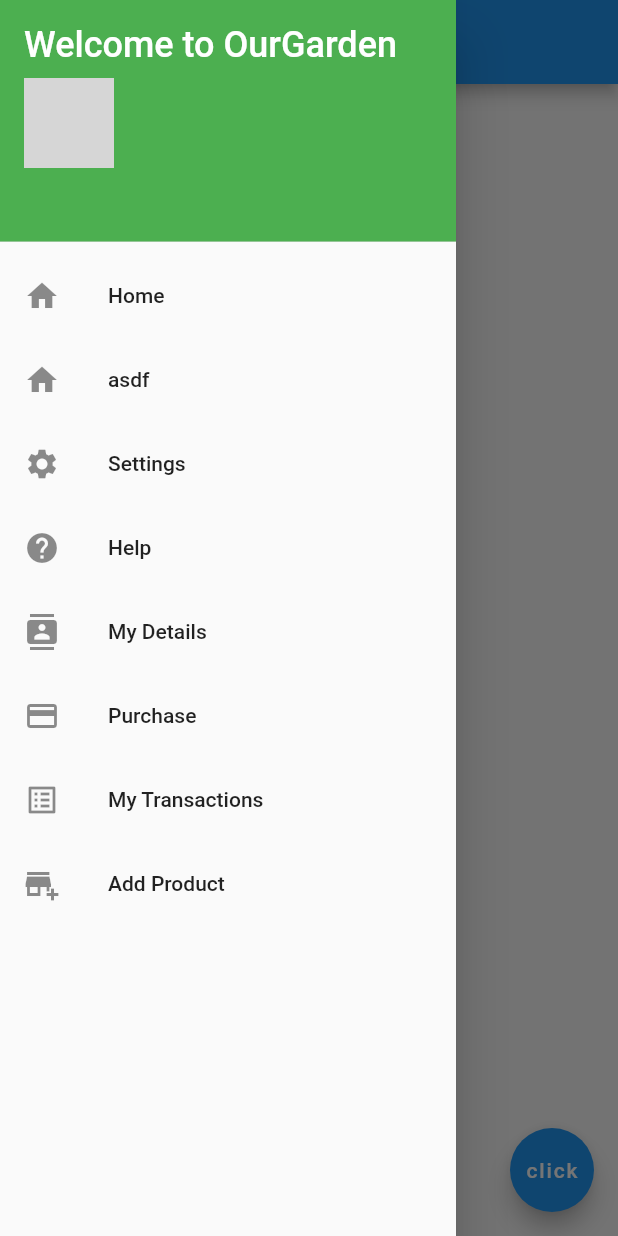
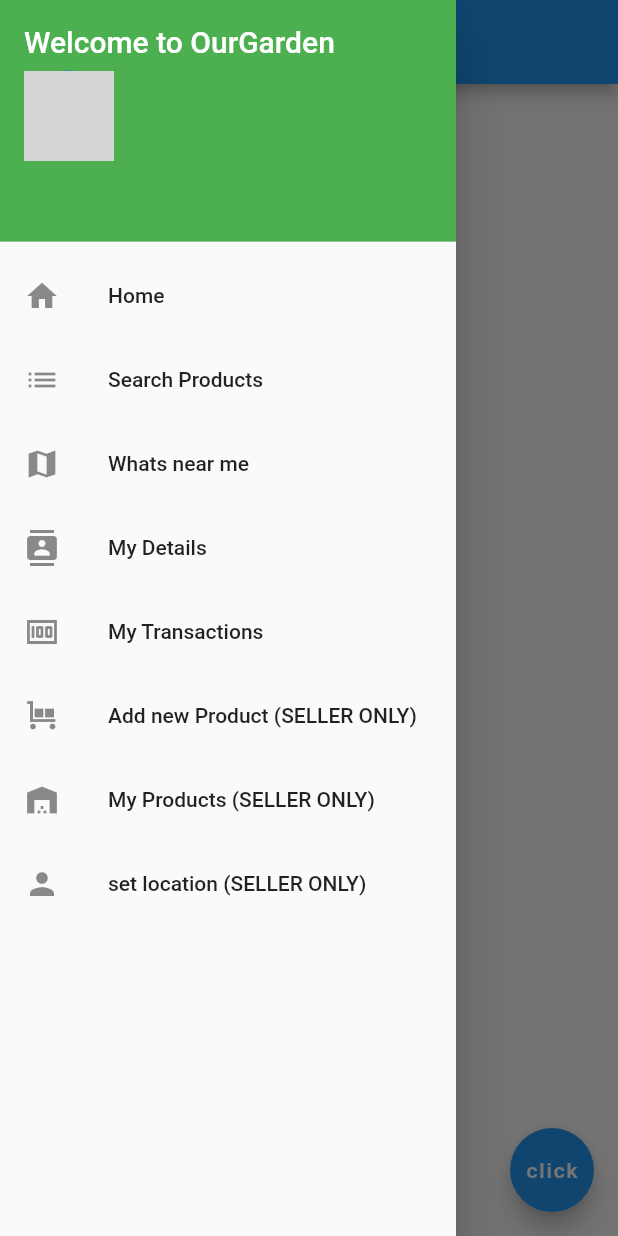
Before and after one commit to CompileErr/OurGardenFlutterFire, a Flutter app: the screen it shows after launch, with the side drawer open, on a phone screen of 412 x 824 dp. Run offline on Flutter 3.47's test engine with Material 2 defaults, Android fonts, the phone set to English and light mode, and no system bars; our stand-ins replace firebase_core; accounts and stored records are empty; grey boxes are pictures that could not be loaded.

Commit message:
updated nav to match pdf - note not all pages are in nav as you cannot go directly to them

```diff
--- a/lib/main.dart
+++ b/lib/main.dart
@@ -1,10 +1,7 @@
 import 'package:flutter/material.dart';
 import 'package:level1version/MyDetailsScreen.dart';
 import 'package:level1version/MyTransactions.dart';
-import 'package:level1version/PurchaseScreen.dart';
 import 'AddProduct.dart';
-import 'settings_screen.dart';
-import 'HelpScreen.dart';
 
 void main() {
   runApp(MaterialApp(
@@ -29,7 +26,7 @@ class Homepage extends StatelessWidget {
                 crossAxisAlignment: CrossAxisAlignment.start,
                 children: <Widget>[
                   Text('Welcome to OurGarden',
-                      style: TextStyle(fontSize: 24, color: Colors.white)),
+                      style: TextStyle(fontSize: 20, color: Colors.white)),
                   SizedBox(height: 8),
                   CircleAvatar(
                     radius: 30,
@@ -48,28 +45,17 @@ class Homepage extends StatelessWidget {
               },
             ),
             ListTile(
-              leading:const Icon(Icons.home),
-              title: const Text('asdf'),
+              leading:const Icon(Icons.list),
+              title: const Text('Search Products'),
               onTap: () {
                 Navigator.pop(context);
               },
             ),
             ListTile(
-              leading:const Icon(Icons.settings),
-              title: const Text('Settings'),
+              leading:const Icon(Icons.map),
+              title: const Text('Whats near me'),
               onTap: () {
                 Navigator.pop(context);
-                Navigator.push(context,
-                    MaterialPageRoute(builder: (context) => SettingsScreen()));
-              },
-            ),
-            ListTile(
-              leading:const Icon(Icons.help),
-              title: const Text('Help'),
-              onTap: () {
-                Navigator.pop(context);
-                Navigator.push(context,
-                    MaterialPageRoute(builder: (context) => HelpScreen()));
               },
             ),
         ListTile(
@@ -82,16 +68,7 @@ class Homepage extends StatelessWidget {
           },
         ),
             ListTile(
-              leading: Icon(Icons.credit_card),
-              title: const Text('Purchase'),
-              onTap: () {
-                Navigator.pop(context);
-                Navigator.push(context,
-                    MaterialPageRoute(builder: (context) => PurchaseScreen()));
-              },
-            ),
-            ListTile(
-              leading: const Icon(Icons.list_alt),
+              leading: const Icon(Icons.money),
               title:const Text('My Transactions'),
               onTap: () {
                 Navigator.pop(context);
@@ -100,8 +77,26 @@ class Homepage extends StatelessWidget {
               },
             ),
             ListTile(
-              leading: const Icon(Icons.add_business),
-              title: const Text('Add Product'),
+              leading: const Icon(Icons.trolley),
+              title: const Text('Add new Product (SELLER ONLY)'),
+              onTap: () {
+                Navigator.pop(context);
+                Navigator.push(context,
+                    MaterialPageRoute(builder: (context) => AddProduct()));
+              },
+            ),
+            ListTile(
+              leading: const Icon(Icons.warehouse),
+              title: const Text('My Products (SELLER ONLY)'),
+              onTap: () {
+                Navigator.pop(context);
+                Navigator.push(context,
+                    MaterialPageRoute(builder: (context) => AddProduct()));
+              },
+            ),
+            ListTile(
+              leading: const Icon(Icons.person),
+              title: const Text('set location (SELLER ONLY)'),
               onTap: () {
                 Navigator.pop(context);
                 Navigator.push(context,
```
